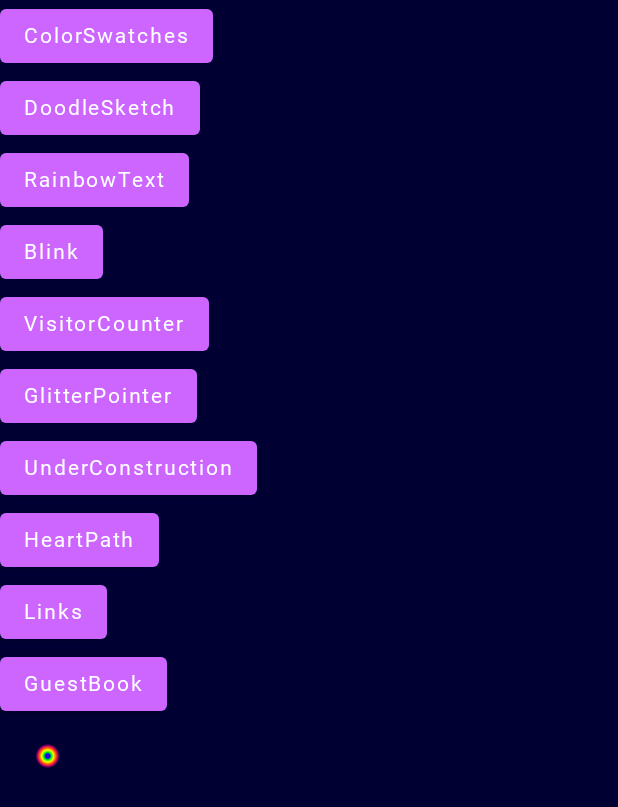
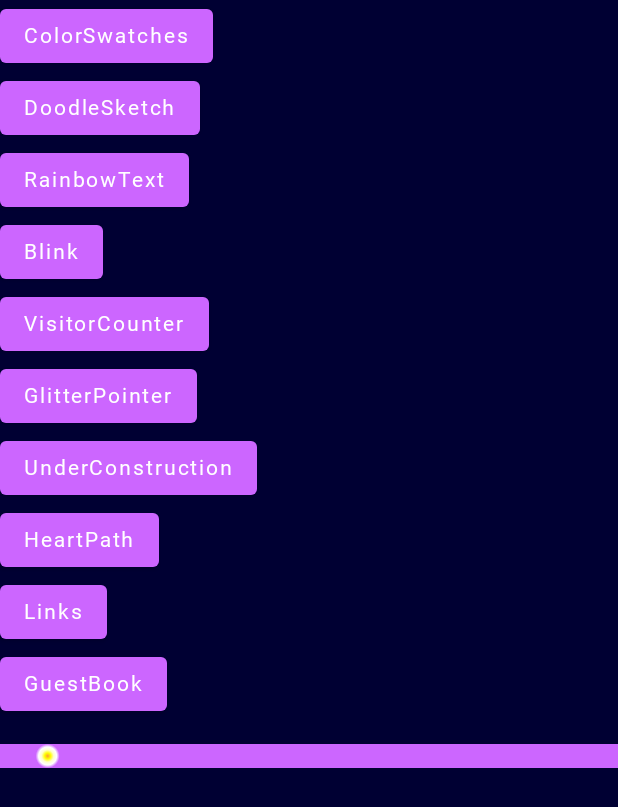
Before and after one commit to maiatoday/GrooveIsInTheHeart, an Android app built with Jetpack Compose: the screen it shows after launch (MainActivity), on a phone screen of 412 x 824 dp. Shown: the top 807 px of the screen. Run offline under Robolectric (Android 15) with nearby library versions, the phone set to English and light mode, and no system bars; Roboto replaces fonts that are not available here.

Commit message:
SparkDivider

```diff
--- a/common/src/commonMain/kotlin/net/maiatoday/giith/gaudydivider/GaudyDividers.kt
+++ b/common/src/commonMain/kotlin/net/maiatoday/giith/gaudydivider/GaudyDividers.kt
@@ -9,16 +9,22 @@ import androidx.compose.runtime.getValue
 import androidx.compose.ui.Modifier
 import androidx.compose.ui.geometry.Offset
 import androidx.compose.ui.graphics.Brush
+import androidx.compose.ui.graphics.Color
 import androidx.compose.ui.graphics.drawscope.Fill
 import androidx.compose.ui.unit.Dp
 import net.maiatoday.giith.rainbowtext.vividRainbow
-import net.maiatoday.giith.ui.BlueyBlack
+import net.maiatoday.giith.ui.*
 
-//private val defaultBrush = Brush.verticalGradient(listOf(TrollHair, Color.White))
-private val defaultBrush = Brush.radialGradient(vividRainbow)
+private val sparkColours = listOf(
+    Oros,
+    Color.Yellow,
+    TasteyWheat,
+    Color.White,
+    SherbetBomb,
+)
 
 @Composable
-fun RainbowDivider(modifier: Modifier = Modifier, brush: Brush = defaultBrush, height: Dp) {
+fun SparkDivider(modifier: Modifier = Modifier, height: Dp) {
     val infiniteTransition = rememberInfiniteTransition()
     val offsetX by infiniteTransition.animateFloat(
         initialValue = 0.0f,
@@ -31,7 +37,7 @@ fun RainbowDivider(modifier: Modifier = Modifier, brush: Brush = defaultBrush, h
     Canvas(modifier = modifier.fillMaxWidth().height(height)) {
         drawRect(
             brush = Brush.radialGradient(
-                colors = vividRainbow + BlueyBlack,
+                colors = sparkColours,
                 center = Offset(offsetX * size.width, center.y)
             ),
             style = Fill,
--- a/common/src/commonMain/kotlin/net/maiatoday/giith/navigation/roots/HomeScreen.kt
+++ b/common/src/commonMain/kotlin/net/maiatoday/giith/navigation/roots/HomeScreen.kt
@@ -10,7 +10,7 @@ import androidx.compose.material.Text
 import androidx.compose.runtime.Composable
 import androidx.compose.ui.Modifier
 import androidx.compose.ui.unit.dp
-import net.maiatoday.giith.gaudydivider.RainbowDivider
+import net.maiatoday.giith.gaudydivider.SparkDivider
 import net.maiatoday.giith.navigation.Screen
 import net.maiatoday.giith.navigation.Screen.Home
 
@@ -28,7 +28,7 @@ fun HomeScreen(
                 }
             }
             Spacer(Modifier.height(16.dp))
-            RainbowDivider(height = 16.dp)
+            SparkDivider(height = 16.dp)
         }
     }
 }
```
